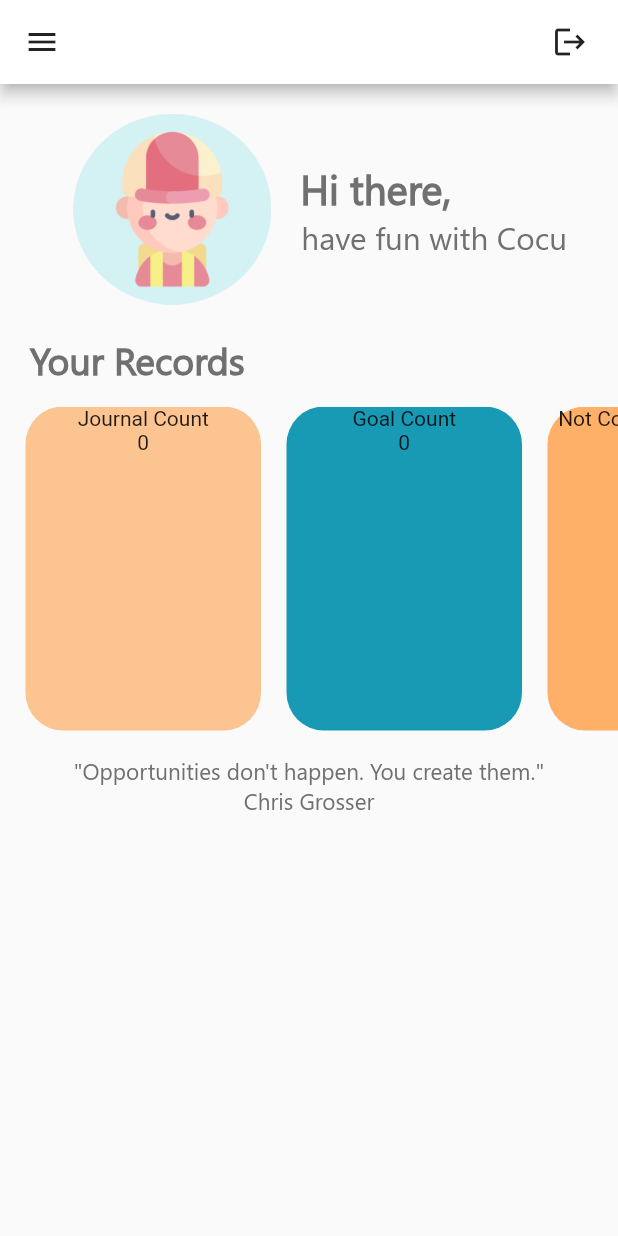
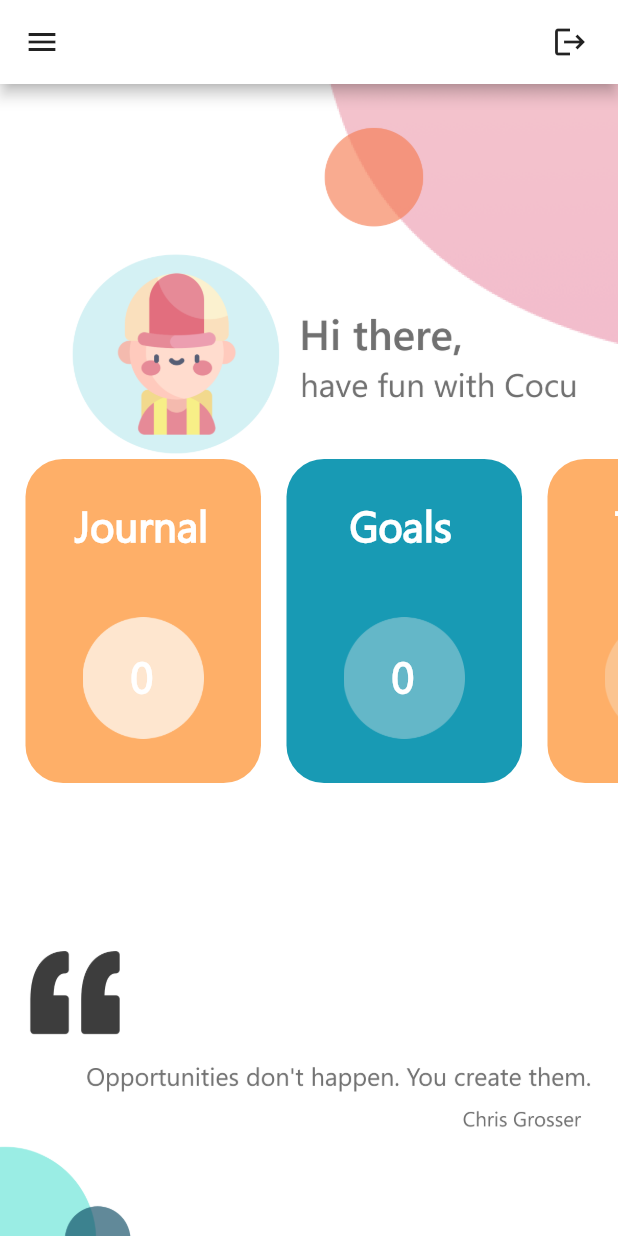
Before and after one commit to IrmaFirma/Cocu-App, a Flutter app: the UserInfoPage screen opened directly, on a phone screen of 412 x 824 dp. Run offline on Flutter 3.47's test engine with Material 2 defaults, Android fonts, the phone set to English and light mode, and no system bars; our stand-ins replace cloud_firestore, firebase_auth, firebase_core, flutter_slidable, google_sign_in, shared_preferences; missing offline and left inert: cloud_firestore_web, firebase_auth_web, firebase_core_web, google_sign_in_web, shared_preferences_web; accounts and stored records are empty.

Commit message:
User Info Count

```diff
--- a/lib/app/view/user_info_page.dart
+++ b/lib/app/view/user_info_page.dart
@@ -12,9 +12,9 @@
 import 'package:working_project/app/providers/todo_provider.dart';
 import 'package:working_project/app/utils/shared_preferences.dart';
 import 'package:working_project/app/view/welcome_page.dart';
+import 'package:working_project/widgets/user_info_widgets/user_info_widget.dart';
 
 import 'file:///C:/Users/F-IRMA/AndroidStudioProjects/CocuApp/lib/widgets/user_info_widgets/user_info_drawer_widget.dart';
-import 'file:///C:/Users/F-IRMA/AndroidStudioProjects/CocuApp/lib/widgets/user_info_widgets/user_info_widget.dart';
 
 class UserInfoPage extends StatefulWidget {
   @override
@@ -108,10 +108,24 @@
       ),
       drawer: UserInfoDrawer(),
       body: Container(
-        child: BuildUserInfo(
-          todoCount: todos.length.toString(),
-          journalCount: journals.length.toString(),
-          goalCount: goals.length.toString(),
+        child: Scaffold(
+          resizeToAvoidBottomInset: false,
+          body: Container(
+            decoration: BoxDecoration(
+              image: DecorationImage(
+                image: AssetImage('assets/userBack.png'),
+                fit: BoxFit.cover,
+              ),
+            ),
+            child: Padding(
+              padding: const EdgeInsets.only(top: 250.0),
+              child: BuildUserInfo(
+                todoCount: todos.length.toString(),
+                journalCount: journals.length.toString(),
+                goalCount: goals.length.toString(),
+              ),
+            ),
+          ),
         ),
       ),
     );
--- a/lib/widgets/user_info_widgets/user_info_widget.dart
+++ b/lib/widgets/user_info_widgets/user_info_widget.dart
@@ -1,7 +1,11 @@
 import 'package:flutter/material.dart';
 
 class BuildUserInfo extends StatelessWidget {
-  BuildUserInfo({@required this.todoCount, @required this.goalCount, @required this.journalCount});
+  BuildUserInfo(
+      {@required this.todoCount,
+      @required this.goalCount,
+      @required this.journalCount});
+
   final String todoCount;
   final String goalCount;
   final String journalCount;
@@ -10,62 +14,6 @@
   Widget build(BuildContext context) {
     return Column(
       children: [
-        Padding(
-          padding: const EdgeInsets.only(top: 20),
-          child: Row(
-            mainAxisAlignment: MainAxisAlignment.center,
-            crossAxisAlignment: CrossAxisAlignment.center,
-            children: [
-              SizedBox(width: 15),
-              Container(
-                height: 127,
-                width: 132,
-                child: Image.asset('assets/circleAvatar.png'),
-              ),
-              Column(
-                children: [
-                  Padding(
-                    padding: const EdgeInsets.only(right: 58),
-                    child: Text(
-                      'Hi there,',
-                      style: TextStyle(
-                          color: Color(0xFF707070),
-                          fontSize: 27,
-                          fontFamily: 'Segoe',
-                          fontWeight: FontWeight.w600),
-                    ),
-                  ),
-                  Padding(
-                    padding: const EdgeInsets.only(left: 20),
-                    child: Text(
-                      'have fun with Cocu',
-                      style: TextStyle(
-                          color: Color(0xFF707070),
-                          fontSize: 21,
-                          fontFamily: 'Segoe',
-                          fontWeight: FontWeight.w400),
-                    ),
-                  ),
-                ],
-              )
-            ],
-          ),
-        ),
-        Padding(
-          padding: const EdgeInsets.only(top: 20, left: 20),
-          child: Container(
-            alignment: Alignment.topLeft,
-            child: Text(
-              'Your Records',
-              style: TextStyle(
-                  color: Color(0xFF707070),
-                  fontSize: 25,
-                  fontWeight: FontWeight.w600,
-                  fontFamily: 'Segoe'),
-            ),
-          ),
-        ),
-        SizedBox(height: 15),
         Container(
           height: 216,
           child: ListView(
@@ -73,23 +21,93 @@
             children: <Widget>[
               SizedBox(width: 17),
               Container(
-                child: Column(
-                  children: [
-                    Text('Journal Count'),
-                    Text(journalCount != null ? journalCount : ''),
+                child: Stack(
+                  fit: StackFit.expand,
+                  children: <Widget>[
+                    Padding(
+                      padding: const EdgeInsets.only(top: 25, left: 33),
+                      child: Container(
+                        child: Text(
+                          'Journal',
+                          style: TextStyle(
+                              color: Colors.white,
+                              fontWeight: FontWeight.w600,
+                              fontFamily: 'Segoe',
+                              fontSize: 28),
+                        ),
+                      ),
+                    ),
+                    Padding(
+                      padding:
+                          const EdgeInsets.only(top: 76, right: 38, left: 38),
+                      child: Image(
+                        image: AssetImage('assets/ellipse_2.png'),
+                      ),
+                    ),
+                    Positioned(
+                      bottom: 53,
+                      left: 70,
+                      child: Column(
+                        children: <Widget>[
+                          Text(
+                            journalCount,
+                            style: TextStyle(
+                                fontFamily: 'Segoe',
+                                fontSize: 28,
+                                fontWeight: FontWeight.bold,
+                                color: Colors.white),
+                          ),
+                        ],
+                      ),
+                    ),
                   ],
                 ),
                 width: 157,
                 decoration: BoxDecoration(
-                    color: Color(0xFFFBC490),
+                    color: Color(0xFFFEAF68),
                     borderRadius: BorderRadius.all(Radius.circular(25))),
               ),
               SizedBox(width: 17),
               Container(
-                child: Column(
-                  children: [
-                    Text('Goal Count'),
-                    Text(goalCount != null ? goalCount : ''),
+                child: Stack(
+                  fit: StackFit.expand,
+                  children: <Widget>[
+                    Padding(
+                      padding: const EdgeInsets.only(top: 25, left: 42),
+                      child: Container(
+                        child: Text(
+                          'Goals',
+                          style: TextStyle(
+                              color: Colors.white,
+                              fontWeight: FontWeight.w600,
+                              fontFamily: 'Segoe',
+                              fontSize: 28),
+                        ),
+                      ),
+                    ),
+                    Padding(
+                      padding:
+                          const EdgeInsets.only(top: 76, right: 38, left: 38),
+                      child: Image(
+                        image: AssetImage('assets/ellipse_3.png'),
+                      ),
+                    ),
+                    Positioned(
+                      bottom: 53,
+                      left: 70,
+                      child: Column(
+                        children: <Widget>[
+                          Text(
+                            goalCount,
+                            style: TextStyle(
+                                fontFamily: 'Segoe',
+                                fontSize: 28,
+                                fontWeight: FontWeight.bold,
+                                color: Colors.white),
+                          ),
+                        ],
+                      ),
+                    ),
                   ],
                 ),
                 width: 157,
@@ -99,10 +117,45 @@
               ),
               SizedBox(width: 17),
               Container(
-                child: Column(
-                  children: [
-                    Text('Not Completed TODO\'s'),
-                    Text(todoCount != null ? todoCount : ''),
+                child: Stack(
+                  fit: StackFit.expand,
+                  children: <Widget>[
+                    Padding(
+                      padding: const EdgeInsets.only(top: 25, left: 45),
+                      child: Container(
+                        child: Text(
+                          'ToDo',
+                          style: TextStyle(
+                              color: Colors.white,
+                              fontWeight: FontWeight.w600,
+                              fontFamily: 'Segoe',
+                              fontSize: 28),
+                        ),
+                      ),
+                    ),
+                    Padding(
+                      padding:
+                          const EdgeInsets.only(top: 76, right: 38, left: 38),
+                      child: Image(
+                        image: AssetImage('assets/ellipse_6.png'),
+                      ),
+                    ),
+                    Positioned(
+                      bottom: 53,
+                      left: 70,
+                      child: Column(
+                        children: <Widget>[
+                          Text(
+                            todoCount,
+                            style: TextStyle(
+                                fontFamily: 'Segoe',
+                                fontSize: 28,
+                                fontWeight: FontWeight.bold,
+                                color: Colors.white),
+                          ),
+                        ],
+                      ),
+                    ),
                   ],
                 ),
                 width: 157,
@@ -113,25 +166,6 @@
             ],
           ),
         ),
-        SizedBox(height: 17),
-        Container(
-          child: Text(
-            '\"Opportunities don\'t happen. You create them.\"',
-            style: TextStyle(
-                color: Color(0xFF707070),
-                fontFamily: 'Segoe',
-                fontSize: 15),
-          ),
-        ),
-        Container(
-          child: Text(
-            'Chris Grosser',
-            style: TextStyle(
-                color: Color(0xFF707070),
-                fontFamily: 'Segoe',
-                fontSize: 15),
-          ),
-        ),
       ],
     );
   }
```
Also changed, not shown: assets/ellipse_2.png (added), assets/ellipse_3.png (added), assets/ellipse_6.png (added), assets/userBack.png (added), 1 other file.
